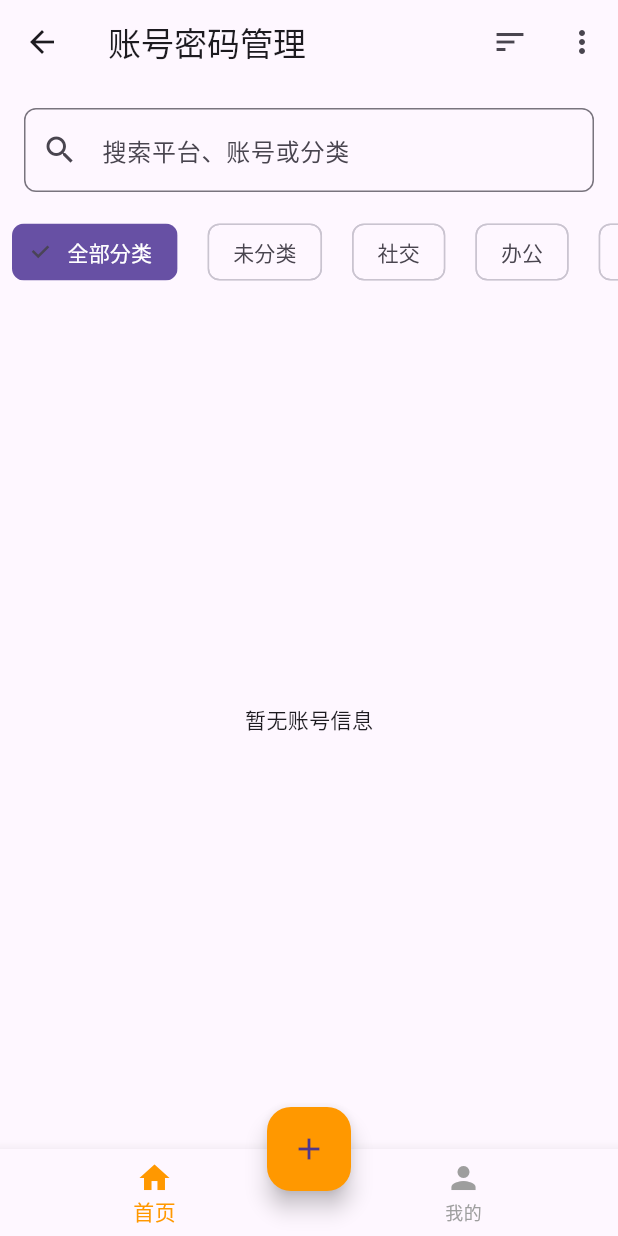
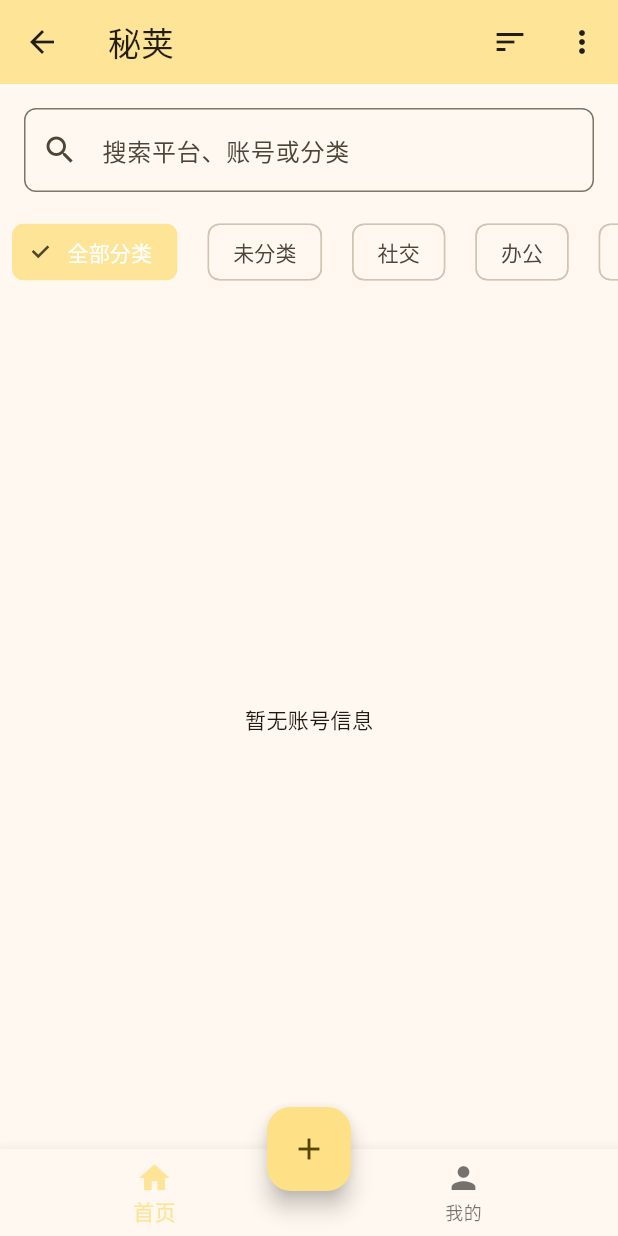
Before and after one commit to WenAnrong/pass_clip, a Flutter app: the BottomNavigation screen opened directly, on a phone screen of 412 x 824 dp. Run offline on Flutter 3.47's test engine with Material 3 defaults, Android fonts, the phone set to English and light mode, and no system bars; our stand-ins replace csv, file_picker, flutter_secure_storage, local_auth, shared_preferences; missing offline and left inert: encrypt; accounts and stored records are empty.

Commit message:
添加了全局的颜色配置和修改了一些文字

```diff
--- a/lib/components/bottom_navigation.dart
+++ b/lib/components/bottom_navigation.dart
@@ -29,15 +29,12 @@ class _BottomNavigationState extends State<BottomNavigation> {
           BottomNavigationBarItem(icon: Icon(Icons.home), label: '首页'),
           BottomNavigationBarItem(icon: Icon(Icons.person), label: '我的'),
         ],
-        selectedItemColor: Colors.orange,
-        unselectedItemColor: Colors.grey,
         showUnselectedLabels: true,
       ),
       floatingActionButton: FloatingActionButton(
         onPressed: () {
           Navigator.pushNamed(context, '/addAccount');
         },
-        backgroundColor: Colors.orange,
         child: const Icon(Icons.add),
       ),
       floatingActionButtonLocation: FloatingActionButtonLocation.centerDocked,
--- a/lib/main.dart
+++ b/lib/main.dart
@@ -1,5 +1,6 @@
 import 'package:flutter/material.dart';
 import 'package:pass_clip/routers/index.dart';
+import 'package:pass_clip/theme/index.dart';
 
 void main() {
   runApp(const MyApp());
@@ -19,6 +20,12 @@ class _MyAppState extends State<MyApp> {
       title: '秘荚', // 应用名称
       initialRoute: '/initial', // 初始路由（首次启动时的页面，这里会做密码校验）
       routes: AppRouter.routes, // 应用路由配置
+      // 全局主题配置
+      theme: appTheme,
+      // 暗色主题配置
+      darkTheme: darkAppTheme,
+      // 主题模式：跟随系统设置（推荐）
+      themeMode: ThemeMode.system,
     );
   }
 }
--- a/lib/pages/home.dart
+++ b/lib/pages/home.dart
@@ -242,7 +242,7 @@ class _HomePageState extends State<HomePage> {
 
     return Scaffold(
       appBar: AppBar(
-        title: const Text('账号密码管理'),
+        title: const Text('秘荚'),
         actions: [
           IconButton(onPressed: _showSortOptions, icon: const Icon(Icons.sort)),
           IconButton(
--- /dev/null
+++ b/lib/theme/index.dart
@@ -0,0 +1,38 @@
+import 'package:flutter/material.dart';
+
+// 主题色常量：#fee497
+const Color primaryThemeColor = Color(0xFFfee497);
+
+// 应用主题配置
+final appTheme = ThemeData(
+  // 启用Material Design 3
+  useMaterial3: true,
+  // 基于指定的主题色生成整套协调的颜色体系
+  colorScheme: ColorScheme.fromSeed(
+    seedColor: primaryThemeColor,
+    // 显式指定主色（确保核心色为#fee497）
+    primary: primaryThemeColor,
+    // 亮色模式（默认）
+    brightness: Brightness.light,
+  ),
+  // 让AppBar、按钮等组件默认继承主题色
+  appBarTheme: AppBarTheme(
+    backgroundColor: primaryThemeColor,
+    foregroundColor: Colors.black87, // 文字/图标颜色（适配浅主题色）
+  ),
+  elevatedButtonTheme: ElevatedButtonThemeData(
+    style: ElevatedButton.styleFrom(
+      backgroundColor: primaryThemeColor,
+      foregroundColor: Colors.black87,
+    ),
+  ),
+);
+
+// 暗色主题配置
+final darkAppTheme = ThemeData(
+  useMaterial3: true,
+  colorScheme: ColorScheme.fromSeed(
+    seedColor: primaryThemeColor,
+    brightness: Brightness.dark,
+  ),
+);
```
